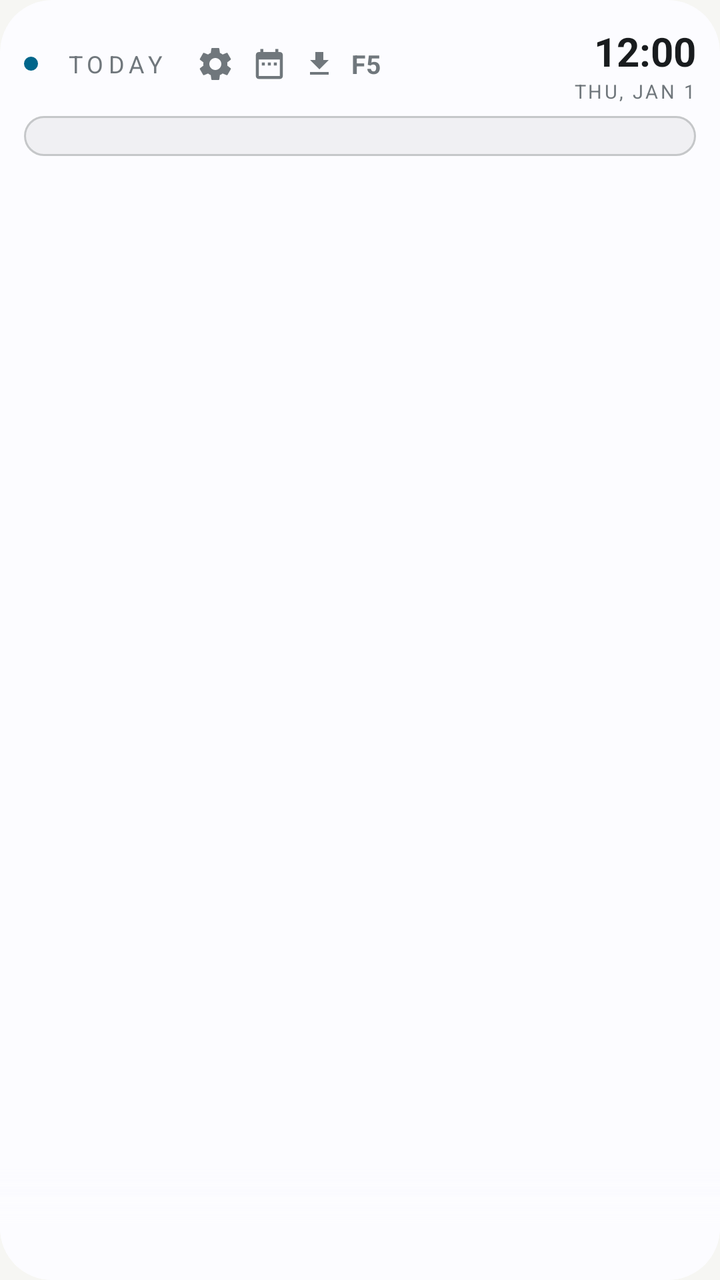
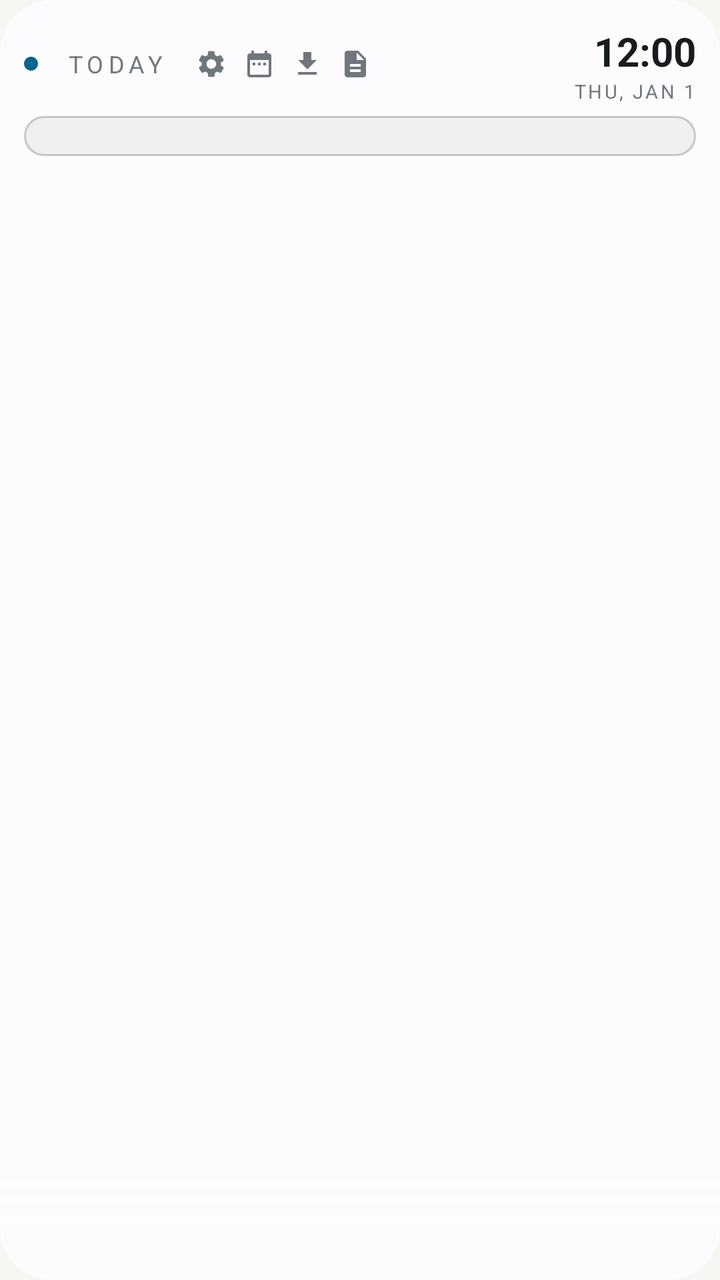

Before-and-after screenshots of an Android layout around one commit, followed by the original layout XML and the change that was made.
<!-- AndroidManifest.xml: application theme Theme.CRSScheduler.GE -->
<!-- res/layout/today_widget_compact_adaptive.xml -->
<?xml version="1.0" encoding="utf-8"?>
<FrameLayout xmlns:android="http://schemas.android.com/apk/res/android"
    android:layout_width="match_parent"
    android:layout_height="match_parent"
    android:background="@drawable/widget_bg_adaptive"
    android:clipToOutline="true">

    <LinearLayout
        android:layout_width="match_parent"
        android:layout_height="wrap_content"
        android:orientation="vertical"
        android:paddingStart="12dp"
        android:paddingTop="12dp"
        android:paddingEnd="12dp"
        android:paddingBottom="3dp">

                <LinearLayout
            android:layout_width="match_parent"
            android:layout_height="wrap_content"
            android:orientation="horizontal"
            android:gravity="center_vertical"
            android:layout_marginBottom="6dp">

            <ImageView
                android:layout_width="7dp"
                android:layout_height="7dp"
                android:src="@drawable/dot_accent_adaptive" />

            <TextView
                android:id="@+id/header_brand_label"
                android:layout_width="wrap_content"
                android:layout_height="wrap_content"
                android:layout_marginStart="7dp"
                android:paddingStart="7dp"
                android:paddingEnd="7dp"
                android:paddingTop="3dp"
                android:paddingBottom="3dp"
                android:text="TODAY"
                android:textColor="@color/adaptive_ink_dim"
                android:textSize="12sp"
                android:letterSpacing="0.2"
                android:maxLines="1"
                android:ellipsize="end" />

            <ImageView
                android:id="@+id/btn_settings"
                android:layout_width="20dp"
                android:layout_height="20dp"
                android:layout_marginStart="8dp"
                android:src="@drawable/ic_settings_adaptive" />

            <ImageView
                android:id="@+id/btn_view_full_schedule"
                android:layout_width="18dp"
                android:layout_height="18dp"
                android:layout_marginStart="8dp"
                android:src="@drawable/ic_calendar_adaptive" />

            <ImageView
                android:id="@+id/btn_save"
                android:layout_width="16dp"
                android:layout_height="16dp"
                android:layout_marginStart="8dp"
                android:src="@drawable/ic_save_adaptive" />

            <TextView
                android:id="@+id/btn_form5"
                android:layout_width="wrap_content"
                android:layout_height="wrap_content"
                android:layout_marginStart="8dp"
                android:text="F5"
                android:textColor="@color/adaptive_ink_dim"
                android:textSize="13sp"
                android:textStyle="bold"
                android:letterSpacing="0.02" />

            <TextView
                android:layout_width="0dp"
                android:layout_height="1dp"
                android:layout_weight="1" />

            <LinearLayout
                android:layout_width="wrap_content"
                android:layout_height="wrap_content"
                android:orientation="vertical"
                android:gravity="end">

                <TextClock
                    android:id="@+id/clock_time"
                    android:layout_width="wrap_content"
                    android:layout_height="wrap_content"
                    android:format12Hour="h:mm"
                    android:format24Hour="HH:mm"
                    android:textColor="@color/adaptive_ink"
                    android:textSize="20sp"
                    android:textStyle="bold" />

                <TextClock
                    android:id="@+id/clock_date"
                    android:layout_width="wrap_content"
                    android:layout_height="wrap_content"
                    android:format12Hour="EEE, MMM d"
                    android:format24Hour="EEE, MMM d"
                    android:textAllCaps="true"
                    android:textColor="@color/adaptive_ink_dim"
                    android:textSize="9.5sp"
                    android:letterSpacing="0.12" />
            </LinearLayout>
        </LinearLayout>

                <FrameLayout
            android:id="@+id/hero_card"
            android:layout_width="match_parent"
            android:layout_height="wrap_content"
            android:background="@drawable/card_bg_adaptive"
            android:padding="10dp">

            <LinearLayout
                android:id="@+id/hero_content"
                android:layout_width="match_parent"
                android:layout_height="wrap_content"
                android:orientation="horizontal"
                android:gravity="center_vertical"
                android:visibility="gone">

                <ImageView
                    android:id="@+id/hero_ring"
                    android:layout_width="52dp"
                    android:layout_height="52dp" />

                <LinearLayout
                    android:layout_width="0dp"
                    android:layout_height="wrap_content"
                    android:layout_weight="1"
                    android:layout_marginStart="12dp"
                    android:orientation="vertical">

                    <TextView
                        android:id="@+id/hero_label"
                        android:layout_width="wrap_content"
                        android:layout_height="wrap_content"
                        android:textColor="@color/adaptive_accent"
                        android:textSize="10sp"
                        android:letterSpacing="0.2"
                        android:textStyle="bold" />

                    <TextView
                        android:id="@+id/hero_class"
                        android:layout_width="match_parent"
                        android:layout_height="wrap_content"
                        android:textColor="@color/adaptive_ink"
                        android:textStyle="bold"
                        android:textSize="14sp"
                        android:maxLines="1"
                        android:ellipsize="end"
                        android:layout_marginTop="2dp" />

                    <TextView
                        android:id="@+id/hero_meta"
                        android:layout_width="match_parent"
                        android:layout_height="wrap_content"
                        android:textColor="@color/adaptive_ink_dim"
                        android:textSize="10sp"
                        android:maxLines="1"
                        android:ellipsize="end"
                        android:layout_marginTop="3dp" />
                </LinearLayout>
            </LinearLayout>

            <LinearLayout
                android:id="@+id/hero_empty"
                android:layout_width="match_parent"
                android:layout_height="wrap_content"
                android:orientation="vertical"
                android:gravity="center"
                android:visibility="gone">

                <TextView
                    android:id="@+id/hero_empty_title"
                    android:layout_width="match_parent"
                    android:layout_height="wrap_content"
                    android:gravity="center"
                    android:textColor="@color/adaptive_ink"
                    android:textStyle="bold"
                    android:textSize="12.5sp"
                    android:maxLines="1"
                    android:ellipsize="end" />
            </LinearLayout>
        </FrameLayout>

    </LinearLayout>

    <ImageView
        android:layout_width="match_parent"
        android:layout_height="56dp"
        android:layout_gravity="bottom"
        android:scaleType="fitXY"
        android:src="@drawable/fade_bottom_adaptive" />

</FrameLayout>
<!-- resources referenced by this layout -->
<resources>
  <color name="adaptive_accent">@android:color/system_accent1_600</color>
  <color name="adaptive_ink">@android:color/system_neutral1_900</color>
  <color name="adaptive_ink_dim">@android:color/system_neutral2_500</color>
  <!-- drawable card_bg_adaptive (drawable) -->
  <?xml version="1.0" encoding="utf-8"?>
  <shape xmlns:android="http://schemas.android.com/apk/res/android">
      <solid android:color="@color/adaptive_surface" />
      <corners android:radius="22dp" />
      <stroke android:width="1dp" android:color="@color/adaptive_line" />
  </shape>
  <!-- drawable dot_accent_adaptive (drawable) -->
  <?xml version="1.0" encoding="utf-8"?>
  <shape xmlns:android="http://schemas.android.com/apk/res/android" android:shape="oval">
      <solid android:color="@color/adaptive_accent" />
  </shape>
  <!-- drawable fade_bottom_adaptive (drawable) -->
  <?xml version="1.0" encoding="utf-8"?>
  <shape xmlns:android="http://schemas.android.com/apk/res/android">
      <gradient
          android:type="linear"
          android:angle="270"
          android:startColor="#00000000"
          android:centerColor="@color/adaptive_bg"
          android:centerY="0.5"
          android:endColor="@color/adaptive_bg" />
  </shape>
  <!-- drawable ic_calendar_adaptive (drawable) -->
  <?xml version="1.0" encoding="utf-8"?>
  <vector xmlns:android="http://schemas.android.com/apk/res/android"
      android:width="24dp"
      android:height="24dp"
      android:viewportWidth="24"
      android:viewportHeight="24"
      android:tint="@color/adaptive_ink_dim">
      <path
          android:fillColor="#FF000000"
          android:pathData="M9,11H7v2h2V11z M13,11h-2v2h2V11z M17,11h-2v2h2V11z M19,4h-1V2h-2v2H8V2H6v2H5C3.89,4 3.01,4.9 3.01,6L3,20c0,1.1 0.89,2 2,2h14c1.1,0 2,-0.9 2,-2V6C21,4.9 20.1,4 19,4z M19,20H5V9h14V20z" />
  </vector>
  <!-- drawable ic_save_adaptive (drawable) -->
  <?xml version="1.0" encoding="utf-8"?>
  <vector xmlns:android="http://schemas.android.com/apk/res/android"
      android:width="24dp"
      android:height="24dp"
      android:viewportWidth="24"
      android:viewportHeight="24"
      android:tint="@color/adaptive_ink_dim">
      <path
          android:fillColor="#FF000000"
          android:pathData="M19,9h-4V3H9v6H5l7,7l7,-7zM5,18v2h14v-2H5z" />
  </vector>
  <!-- drawable widget_bg_adaptive (drawable) -->
  <?xml version="1.0" encoding="utf-8"?>
  <shape xmlns:android="http://schemas.android.com/apk/res/android">
      <solid android:color="@color/adaptive_bg" />
      <corners android:radius="26dp" />
  </shape>
  <style name="Theme.CRSScheduler.GE" parent="Theme.AppCompat.DayNight.NoActionBar">
          <item name="android:windowBackground">@color/ge_bg</item>
          <item name="colorPrimary">@color/ge_accent</item>
          <item name="colorPrimaryDark">@color/ge_bg</item>
          <item name="colorAccent">@color/ge_accent</item>
      </style>
  <color name="adaptive_surface">@android:color/system_neutral1_50</color>
  <color name="adaptive_line">@android:color/system_neutral1_200</color>
  <color name="adaptive_bg">@android:color/system_neutral1_10</color>
  <color name="ge_bg">#F6F6F3</color>
  <color name="ge_accent">#7B1113</color>
  <!-- unchanged entries left out for length: 1 -->
</resources>

<!-- the commit's change to res/layout/today_widget_compact_adaptive.xml (unified diff, before → after) -->
@@ -4,6 +4,13 @@
     android:layout_height="match_parent"
     android:background="@drawable/widget_bg_adaptive"
     android:clipToOutline="true">
+
+    <ImageView
+        android:id="@+id/widget_custom_bg"
+        android:layout_width="match_parent"
+        android:layout_height="match_parent"
+        android:scaleType="centerCrop"
+        android:visibility="gone" />
 
     <LinearLayout
         android:layout_width="match_parent"
@@ -22,6 +29,7 @@
             android:layout_marginBottom="6dp">
 
             <ImageView
+                android:id="@+id/header_dot"
                 android:layout_width="7dp"
                 android:layout_height="7dp"
                 android:src="@drawable/dot_accent_adaptive" />
@@ -44,17 +52,26 @@
 
             <ImageView
                 android:id="@+id/btn_settings"
-                android:layout_width="20dp"
-                android:layout_height="20dp"
+                android:layout_width="16dp"
+                android:layout_height="16dp"
                 android:layout_marginStart="8dp"
                 android:src="@drawable/ic_settings_adaptive" />
 
-            <ImageView
+            <LinearLayout
                 android:id="@+id/btn_view_full_schedule"
-                android:layout_width="18dp"
-                android:layout_height="18dp"
-                android:layout_marginStart="8dp"
-                android:src="@drawable/ic_calendar_adaptive" />
+                android:layout_width="wrap_content"
+                android:layout_height="wrap_content"
+                android:layout_marginStart="8dp"
+                android:gravity="center"
+                android:paddingTop="4dp"
+                android:paddingBottom="4dp">
+
+                <ImageView
+                    android:id="@+id/view_full_schedule_icon"
+                    android:layout_width="16dp"
+                    android:layout_height="16dp"
+                    android:src="@drawable/ic_calendar_adaptive" />
+                </LinearLayout>
 
             <ImageView
                 android:id="@+id/btn_save"
@@ -63,16 +80,12 @@
                 android:layout_marginStart="8dp"
                 android:src="@drawable/ic_save_adaptive" />
 
-            <TextView
+            <ImageView
                 android:id="@+id/btn_form5"
-                android:layout_width="wrap_content"
-                android:layout_height="wrap_content"
-                android:layout_marginStart="8dp"
-                android:text="F5"
-                android:textColor="@color/adaptive_ink_dim"
-                android:textSize="13sp"
-                android:textStyle="bold"
-                android:letterSpacing="0.02" />
+                android:layout_width="16dp"
+                android:layout_height="16dp"
+                android:layout_marginStart="8dp"
+                android:src="@drawable/ic_form5_adaptive" />
 
             <TextView
                 android:layout_width="0dp"
@@ -191,6 +204,7 @@
     </LinearLayout>
 
     <ImageView
+        android:id="@+id/fade_bottom"
         android:layout_width="match_parent"
         android:layout_height="56dp"
         android:layout_gravity="bottom"
<!-- resource entries referenced after the edit -->
@@ -38,6 +38,18 @@
           android:fillColor="#FF000000"
           android:pathData="M9,11H7v2h2V11z M13,11h-2v2h2V11z M17,11h-2v2h2V11z M19,4h-1V2h-2v2H8V2H6v2H5C3.89,4 3.01,4.9 3.01,6L3,20c0,1.1 0.89,2 2,2h14c1.1,0 2,-0.9 2,-2V6C21,4.9 20.1,4 19,4z M19,20H5V9h14V20z" />
   </vector>
+  <!-- drawable ic_form5_adaptive (drawable) -->
+  <?xml version="1.0" encoding="utf-8"?>
+  <vector xmlns:android="http://schemas.android.com/apk/res/android"
+      android:width="24dp"
+      android:height="24dp"
+      android:viewportWidth="24"
+      android:viewportHeight="24"
+      android:tint="@color/adaptive_ink_dim">
+      <path
+          android:fillColor="#FF000000"
+          android:pathData="M14,2H6C4.9,2 4,2.9 4,4v16c0,1.1 0.89,2 1.99,2H18c1.1,0 2,-0.9 2,-2V8L14,2zM16,18H8v-2h8V18zM16,14H8v-2h8V14zM13,9V3.5L18.5,9H13z" />
+  </vector>
   <!-- drawable ic_save_adaptive (drawable) -->
   <?xml version="1.0" encoding="utf-8"?>
   <vector xmlns:android="http://schemas.android.com/apk/res/android"
